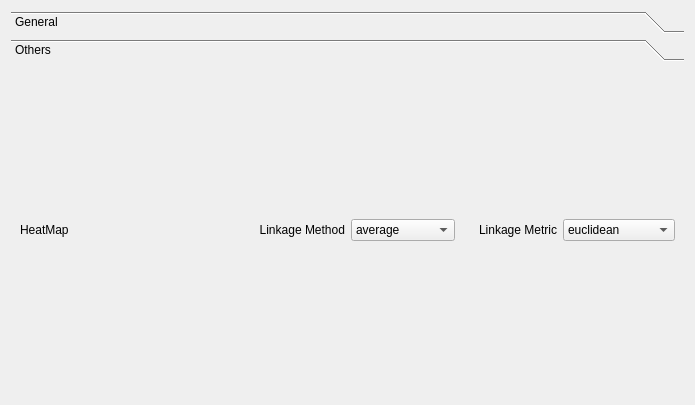
First picture: the form in utils/MetaX_GUI/Setting.ui, repository byemaxx/MetaX, before the edit.
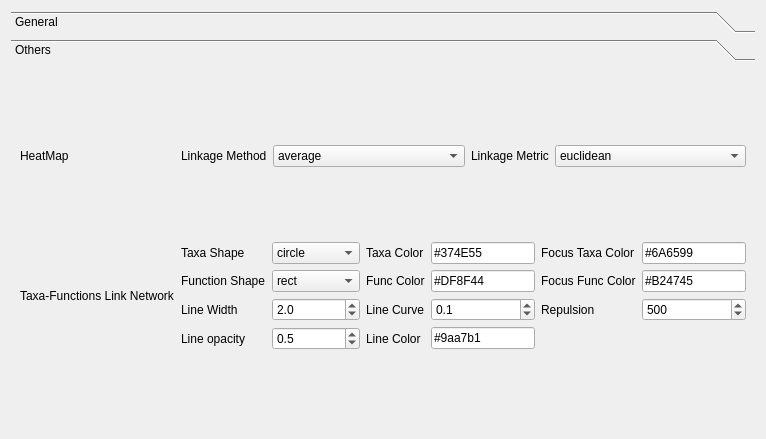
Second picture: the form after the edit.

Commit message: 1. Added more options for the Taxa-Functions Network plot, including the color, label, layout, and edge width. etc. 2. Updated the MetaX_Cookbook.md and README.md to reflect the changes.

The edit to the form file:
```diff
--- a/utils/MetaX_GUI/Setting.ui
+++ b/utils/MetaX_GUI/Setting.ui
@@ -6,8 +6,8 @@
    <rect>
     <x>0</x>
     <y>0</y>
-    <width>695</width>
-    <height>405</height>
+    <width>766</width>
+    <height>439</height>
    </rect>
   </property>
   <property name="windowTitle">
@@ -70,14 +70,21 @@
        <rect>
         <x>0</x>
         <y>0</y>
-        <width>677</width>
-        <height>333</height>
+        <width>748</width>
+        <height>367</height>
        </rect>
       </property>
       <attribute name="label">
        <string>Others</string>
       </attribute>
       <layout class="QGridLayout" name="gridLayout_4">
+       <item row="2" column="0">
+        <widget class="QLabel" name="label_4">
+         <property name="text">
+          <string>Taxa-Functions Link Network</string>
+         </property>
+        </widget>
+       </item>
        <item row="0" column="0">
         <widget class="QLabel" name="label">
          <property name="text">
@@ -85,19 +92,283 @@
          </property>
         </widget>
        </item>
-       <item row="0" column="1">
-        <layout class="QHBoxLayout" name="horizontalLayout">
-         <item>
+       <item row="2" column="3">
+        <layout class="QGridLayout" name="gridLayout_6">
+         <item row="0" column="2">
+          <widget class="QLabel" name="label_7">
+           <property name="text">
+            <string>Taxa Color</string>
+           </property>
+          </widget>
+         </item>
+         <item row="2" column="3">
+          <widget class="QDoubleSpinBox" name="doubleSpinBox_tf_link_net_line_curve">
+           <property name="decimals">
+            <number>1</number>
+           </property>
+           <property name="maximum">
+            <double>1.000000000000000</double>
+           </property>
+           <property name="singleStep">
+            <double>0.100000000000000</double>
+           </property>
+           <property name="value">
+            <double>0.100000000000000</double>
+           </property>
+          </widget>
+         </item>
+         <item row="0" column="1">
+          <widget class="QComboBox" name="comboBox_tf_link_net_taxa_sahpe">
+           <item>
+            <property name="text">
+             <string>circle</string>
+            </property>
+           </item>
+           <item>
+            <property name="text">
+             <string>rect</string>
+            </property>
+           </item>
+           <item>
+            <property name="text">
+             <string>roundRect</string>
+            </property>
+           </item>
+           <item>
+            <property name="text">
+             <string>triangle</string>
+            </property>
+           </item>
+           <item>
+            <property name="text">
+             <string>diamond</string>
+            </property>
+           </item>
+           <item>
+            <property name="text">
+             <string>pin</string>
+            </property>
+           </item>
+           <item>
+            <property name="text">
+             <string>arrow</string>
+            </property>
+           </item>
+          </widget>
+         </item>
+         <item row="1" column="3">
+          <widget class="QLineEdit" name="lineEdit_tf_link_net_func_color">
+           <property name="text">
+            <string>#DF8F44</string>
+           </property>
+          </widget>
+         </item>
+         <item row="0" column="3">
+          <widget class="QLineEdit" name="lineEdit_tf_link_net_taxa_color">
+           <property name="text">
+            <string>#374E55</string>
+           </property>
+          </widget>
+         </item>
+         <item row="1" column="2">
+          <widget class="QLabel" name="label_10">
+           <property name="text">
+            <string>Func Color</string>
+           </property>
+          </widget>
+         </item>
+         <item row="1" column="5">
+          <widget class="QLineEdit" name="lineEdit_tf_link_net_func_focus_color">
+           <property name="text">
+            <string>#B24745</string>
+           </property>
+          </widget>
+         </item>
+         <item row="0" column="5">
+          <widget class="QLineEdit" name="lineEdit_tf_link_net_taxa_focus_color">
+           <property name="text">
+            <string>#6A6599</string>
+           </property>
+          </widget>
+         </item>
+         <item row="2" column="0">
+          <widget class="QLabel" name="label_11">
+           <property name="text">
+            <string>Line Width</string>
+           </property>
+          </widget>
+         </item>
+         <item row="0" column="0">
+          <widget class="QLabel" name="label_5">
+           <property name="text">
+            <string>Taxa Shape</string>
+           </property>
+          </widget>
+         </item>
+         <item row="1" column="0">
+          <widget class="QLabel" name="label_6">
+           <property name="text">
+            <string>Function Shape</string>
+           </property>
+          </widget>
+         </item>
+         <item row="1" column="4">
+          <widget class="QLabel" name="label_8">
+           <property name="text">
+            <string>Focus Func Color</string>
+           </property>
+          </widget>
+         </item>
+         <item row="0" column="4">
+          <widget class="QLabel" name="label_9">
+           <property name="text">
+            <string>Focus Taxa Color</string>
+           </property>
+          </widget>
+         </item>
+         <item row="1" column="1">
+          <widget class="QComboBox" name="comboBox_tf_link_net_func_shape">
+           <item>
+            <property name="text">
+             <string>rect</string>
+            </property>
+           </item>
+           <item>
+            <property name="text">
+             <string>circle</string>
+            </property>
+           </item>
+           <item>
+            <property name="text">
+             <string>roundRect</string>
+            </property>
+           </item>
+           <item>
+            <property name="text">
+             <string>triangle</string>
+            </property>
+           </item>
+           <item>
+            <property name="text">
+             <string>diamond</string>
+            </property>
+           </item>
+           <item>
+            <property name="text">
+             <string>pin</string>
+            </property>
+           </item>
+           <item>
+            <property name="text">
+             <string>arrow</string>
+            </property>
+           </item>
+          </widget>
+         </item>
+         <item row="3" column="0">
+          <widget class="QLabel" name="label_12">
+           <property name="text">
+            <string>Line opacity</string>
+           </property>
+          </widget>
+         </item>
+         <item row="3" column="2">
+          <widget class="QLabel" name="label_13">
+           <property name="text">
+            <string>Line Color</string>
+           </property>
+          </widget>
+         </item>
+         <item row="2" column="2">
+          <widget class="QLabel" name="label_14">
+           <property name="text">
+            <string>Line Curve</string>
+           </property>
+          </widget>
+         </item>
+         <item row="3" column="1">
+          <widget class="QDoubleSpinBox" name="doubleSpinBox_tf_link_net_line_opacity">
+           <property name="decimals">
+            <number>1</number>
+           </property>
+           <property name="maximum">
+            <double>1.000000000000000</double>
+           </property>
+           <property name="singleStep">
+            <double>0.100000000000000</double>
+           </property>
+           <property name="value">
+            <double>0.500000000000000</double>
+           </property>
+          </widget>
+         </item>
+         <item row="2" column="1">
+          <widget class="QDoubleSpinBox" name="doubleSpinBox_tf_link_net_line_width">
+           <property name="decimals">
+            <number>1</number>
+           </property>
+           <property name="minimum">
+            <double>0.100000000000000</double>
+           </property>
+           <property name="singleStep">
+            <double>1.000000000000000</double>
+           </property>
+           <property name="value">
+            <double>2.000000000000000</double>
+           </property>
+          </widget>
+         </item>
+         <item row="3" column="3">
+          <widget class="QLineEdit" name="lineEdit_tf_link_net_line_color">
+           <property name="text">
+            <string>#9aa7b1</string>
+           </property>
+          </widget>
+         </item>
+         <item row="2" column="4">
+          <widget class="QLabel" name="label_15">
+           <property name="text">
+            <string>Repulsion</string>
+           </property>
+          </widget>
+         </item>
+         <item row="2" column="5">
+          <widget class="QSpinBox" name="spinBox_tf_link_net_repulsion">
+           <property name="maximum">
+            <number>10000</number>
+           </property>
+           <property name="singleStep">
+            <number>10</number>
+           </property>
+           <property name="value">
+            <number>500</number>
+           </property>
+          </widget>
+         </item>
+        </layout>
+       </item>
+       <item row="0" column="3">
+        <layout class="QGridLayout" name="gridLayout_8">
+         <item row="0" column="0">
           <widget class="QLabel" name="label_2">
+           <property name="sizePolicy">
+            <sizepolicy hsizetype="Maximum" vsizetype="Preferred">
+             <horstretch>0</horstretch>
+             <verstretch>0</verstretch>
+            </sizepolicy>
+           </property>
+           <property name="layoutDirection">
+            <enum>Qt::LeftToRight</enum>
+           </property>
            <property name="text">
             <string>Linkage Method</string>
            </property>
            <property name="alignment">
-            <set>Qt::AlignRight|Qt::AlignTrailing|Qt::AlignVCenter</set>
+            <set>Qt::AlignLeading|Qt::AlignLeft|Qt::AlignVCenter</set>
            </property>
           </widget>
          </item>
-         <item>
+         <item row="0" column="1">
           <widget class="QComboBox" name="comboBox_heatmap_linkage_method">
            <property name="currentText">
             <string>average</string>
@@ -139,21 +410,23 @@
            </item>
           </widget>
          </item>
-        </layout>
-       </item>
-       <item row="0" column="2">
-        <layout class="QHBoxLayout" name="horizontalLayout_2">
-         <item>
+         <item row="0" column="2">
           <widget class="QLabel" name="label_3">
+           <property name="sizePolicy">
+            <sizepolicy hsizetype="Fixed" vsizetype="Preferred">
+             <horstretch>0</horstretch>
+             <verstretch>0</verstretch>
+            </sizepolicy>
+           </property>
            <property name="text">
             <string>Linkage Metric</string>
            </property>
            <property name="alignment">
-            <set>Qt::AlignRight|Qt::AlignTrailing|Qt::AlignVCenter</set>
+            <set>Qt::AlignLeading|Qt::AlignLeft|Qt::AlignVCenter</set>
            </property>
           </widget>
          </item>
-         <item>
+         <item row="0" column="3">
           <widget class="QComboBox" name="comboBox_heatmap_linkage_metric">
            <property name="currentText">
             <string>euclidean</string>
```
Left out of the diff: 4 changed lines with no effect on the pictures. The commit also changes 17 other files.
